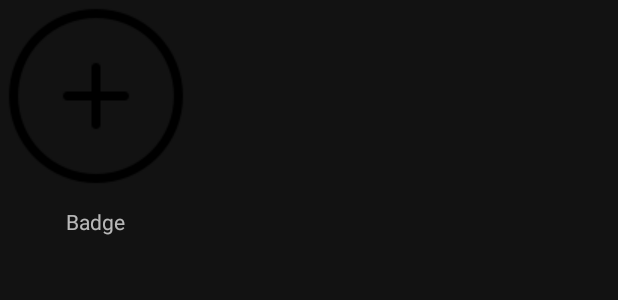
After one commit to Abokyy/A802app, an Android app: the layout item_badge.xml on its own in the app's theme, with its tools: preview values and no code run, on a phone screen of 412 x 824 dp. The commit adds this screen. Shown: the top 300 px of the screen. Run offline under Robolectric (Android 15) with nearby library versions, the phone set to English and light mode, and no system bars.

Commit message:
Badge system first steps

```diff
--- a/src/main/AndroidManifest.xml
+++ b/src/main/AndroidManifest.xml
@@ -14,7 +14,7 @@
         android:supportsRtl="true"
         android:theme="@style/AppTheme"
         tools:ignore="GoogleAppIndexingWarning">
-        <activity android:name=".BadgesActivity"></activity>
+        <activity android:name=".badgesystem.BadgesActivity"></activity>
         <activity android:name=".forLeadersFlow.ProjectorWhereaboutsActivity" />
         <activity android:name=".forLeadersFlow.NextMeetingAttendanceActivity" />
         <activity
--- /dev/null
+++ b/src/main/java/csapat/app/badgesystem/BadgeAdapter.java
@@ -0,0 +1,4 @@
+package csapat.app.badgesystem;
+
+public class BadgeAdapter {
+}
--- a/src/main/java/csapat/app/BadgesActivity.java
+++ b/src/main/java/csapat/app/badgesystem/BadgesActivity.java
@@ -1,6 +1,9 @@
-package csapat.app;
+package csapat.app.badgesystem;
 
 import android.os.Bundle;
+
+import csapat.app.BaseCompat;
+import csapat.app.R;
 
 public class BadgesActivity extends BaseCompat {
 
--- /dev/null
+++ b/src/main/java/csapat/app/badgesystem/BadgesCardAdapter.java
@@ -0,0 +1,4 @@
+package csapat.app.badgesystem;
+
+public class BadgesCardAdapter {
+}
--- a/src/main/res/layout/activity_badges.xml
+++ b/src/main/res/layout/activity_badges.xml
@@ -1,11 +1,9 @@
-<?xml version="1.0" encoding="utf-8"?>
 <androidx.swiperefreshlayout.widget.SwipeRefreshLayout
     xmlns:app="http://schemas.android.com/apk/res-auto"
     xmlns:android="http://schemas.android.com/apk/res/android"
-    android:id="@+id/swipeBadgesContainer"
+    android:id="@+id/swipeBadgeContainer"
     android:layout_width="match_parent"
-    android:layout_height="match_parent"
-    >
+    android:layout_height="match_parent">
 
     <androidx.recyclerview.widget.RecyclerView
         android:id="@+id/badge_list_View"
--- /dev/null
+++ b/src/main/res/layout/item_badge.xml
@@ -0,0 +1,23 @@
+<?xml version="1.0" encoding="utf-8"?>
+<LinearLayout
+    xmlns:android="http://schemas.android.com/apk/res/android"
+    xmlns:app="http://schemas.android.com/apk/res-auto"
+    android:layout_width="wrap_content"
+    android:layout_height="wrap_content"
+    android:orientation="vertical">
+
+    <ImageView
+        android:id="@+id/badgeImage"
+        android:layout_width="wrap_content"
+        android:layout_height="wrap_content"
+        android:src="@drawable/plusicon"/>
+
+    <TextView
+        android:id="@+id/badgeName"
+        android:layout_width="wrap_content"
+        android:layout_height="wrap_content"
+        android:layout_margin="10dp"
+        android:layout_gravity="center"
+        android:text="Badge"/>
+
+</LinearLayout>
```
Also changed, not shown: src/main/java/csapat/app/badgesystem/Badge.java (added, +37 -0 lines), src/main/res/layout/item_badge_card.xml (added, +34 -0 lines), 1 other file.
